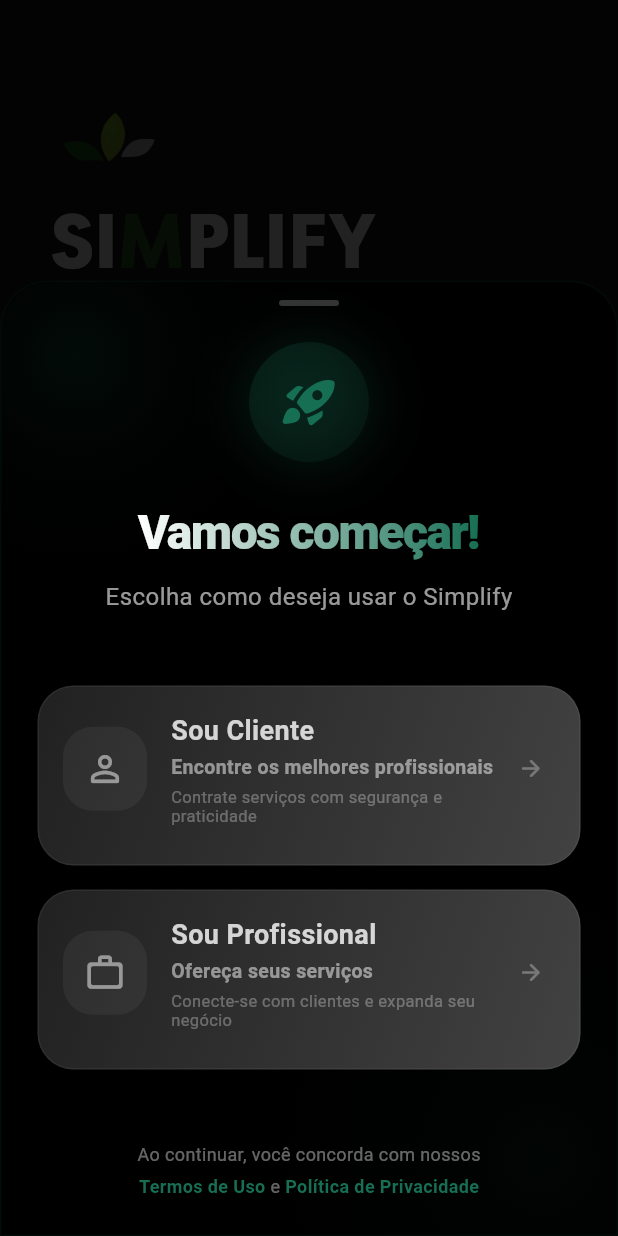
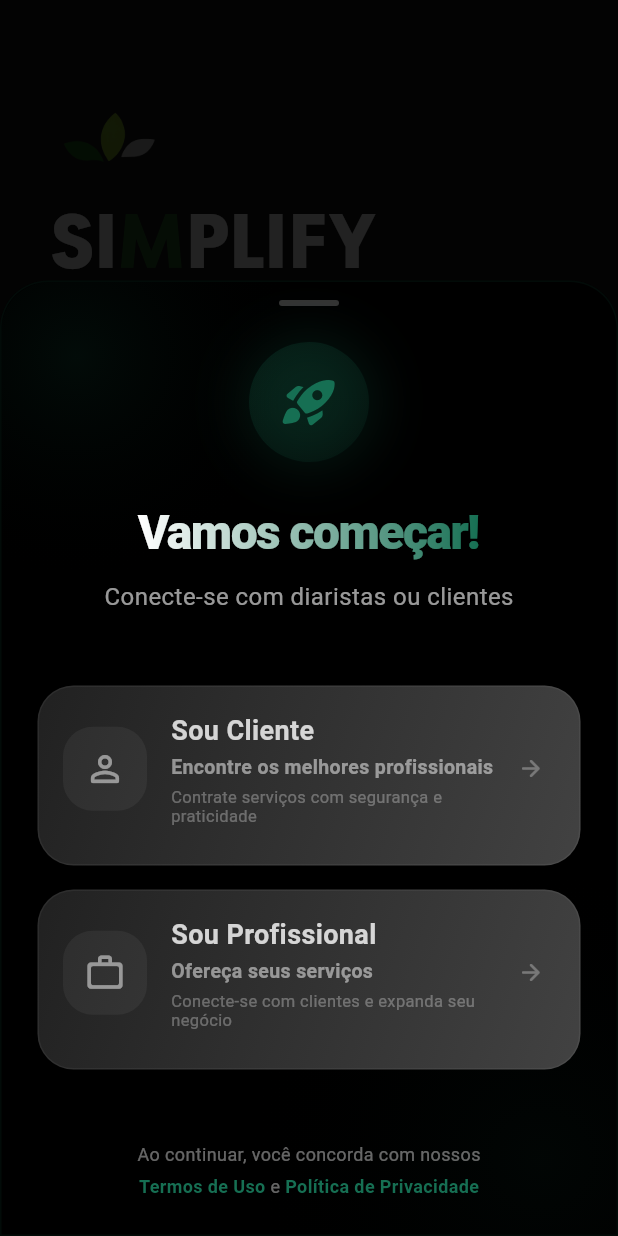
Before and after one commit to gabrielpaiva-projects/simplify, a Flutter app: the screen it shows after launch, after a tap on "Criar conta gratuita", on a phone screen of 412 x 824 dp. Run offline on Flutter 3.47's test engine with Material 3 defaults, Android fonts, the phone set to English and light mode, and no system bars; our stand-ins replace file_picker, image_picker, mask_text_input_formatter.

Commit message:
Checkpoint before follow-up message
Co-authored-by: carlosgabrielnascimentop <carlosgabrielnascimentop@gmail.com>

```diff
--- a/lib/features/auth/presentation/widgets/modern_profile_selection_sheet.dart
+++ b/lib/features/auth/presentation/widgets/modern_profile_selection_sheet.dart
@@ -271,7 +271,7 @@ class _ModernProfileSelectionSheetState extends State<ModernProfileSelectionShee
                                       ),
                                       const SizedBox(height: 8),
                                       Text(
-                                        'Escolha como deseja usar o Simplify',
+                                        'Conecte-se com diaristas ou clientes',
                                         style: TextStyle(
                                           fontSize: 16,
                                           color: Colors.white.withOpacity(0.6),
```
